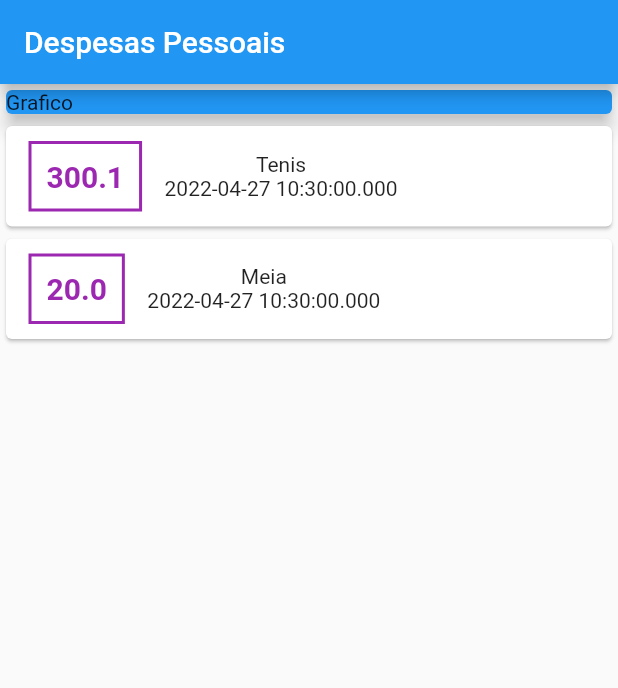
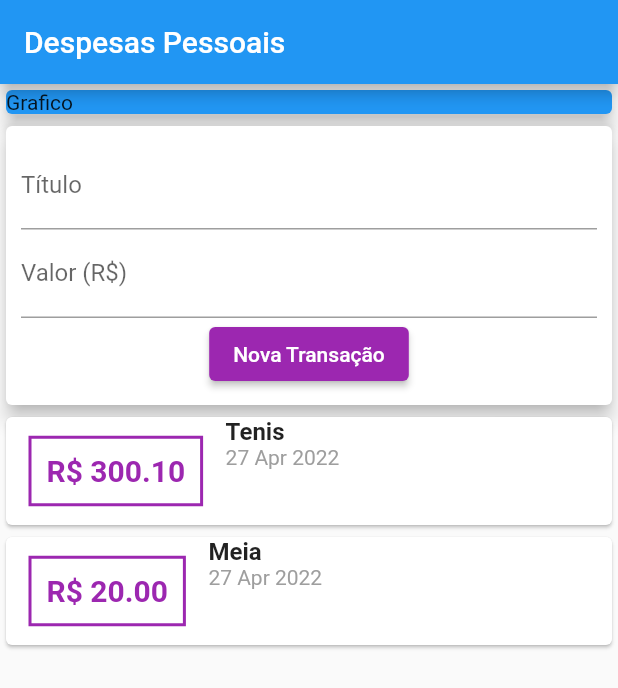
Before and after one commit to ivanluizjr/app-expenses, a Flutter app: the screen it shows after launch, on a phone screen of 412 x 824 dp. Shown: the top 688 px of the screen. Run offline on Flutter 3.47's test engine with Material 2 defaults, Android fonts, the phone set to English and light mode, and no system bars.

Commit message:
Commit de desenvolvimento

```diff
--- /dev/null
+++ b/lib/src/presentation/views/my_home_page.dart
@@ -0,0 +1,30 @@
+import 'package:expences/src/presentation/widgets/transaction_user_widget.dart';
+import 'package:flutter/material.dart';
+
+class MyHomePage extends StatelessWidget {
+  const MyHomePage({Key? key}) : super(key: key);
+
+  @override
+  Widget build(BuildContext context) {
+    return Scaffold(
+      appBar: AppBar(
+        title: const Text('Despesas Pessoais'),
+      ),
+      body: SingleChildScrollView(
+        child: Column(
+          children: const [
+            SizedBox(
+              width: double.infinity,
+              child: Card(
+                color: Colors.blue,
+                child: Text('Grafico'),
+                elevation: 5,
+              ),
+            ),
+            TransactionUserWidget(),
+          ],
+        ),
+      ),
+    );
+  }
+}
--- a/lib/src/presentation/widgets/discriminate_spending_widget.dart
+++ /dev/null
@@ -1,10 +0,0 @@
-import 'package:flutter/material.dart';
-
-class DiscriminateSpending extends StatelessWidget {
-  const DiscriminateSpending ({Key? key}) : super(key: key);
-
-  @override
-  Widget build(BuildContext context) {
-    return Container();
-  }
-}
--- a/lib/src/presentation/widgets/expenses_app_widget.dart
+++ b/lib/src/presentation/widgets/expenses_app_widget.dart
@@ -1,4 +1,4 @@
-import 'package:expences/src/presentation/widgets/my_home_page_widget.dart';
+import 'package:expences/src/presentation/views/my_home_page.dart';
 import 'package:flutter/material.dart';
 
 class ExpansesApp extends StatelessWidget {
@@ -6,8 +6,9 @@ class ExpansesApp extends StatelessWidget {
 
   @override
   Widget build(BuildContext context) {
-    return MaterialApp(
+    return const MaterialApp(
       home: MyHomePage(),
+      debugShowCheckedModeBanner: false,
     );
   }
 }
--- a/lib/src/presentation/widgets/my_home_page_widget.dart
+++ /dev/null
@@ -1,83 +0,0 @@
-import 'package:expences/src/domain/usecase/transaction.dart';
-import 'package:flutter/material.dart';
-
-class MyHomePage extends StatelessWidget {
-  MyHomePage({Key? key}) : super(key: key);
-
-  final _transactions = [
-    Transaction(
-      id: '01',
-      date: DateTime.now(),
-      title: 'Tenis',
-      value: 300.1,
-    ),
-    Transaction(
-      id: '02',
-      date: DateTime.now(),
-      title: 'Meia',
-      value: 20.0,
-    )
-  ];
-
-  @override
-  Widget build(BuildContext context) {
-    return Scaffold(
-      appBar: AppBar(
-        title: const Text('Despesas Pessoais'),
-      ),
-      body: Column(
-        children: [
-          const SizedBox(
-            width: double.infinity,
-            child: Card(
-              color: Colors.blue,
-              child: Text('Grafico'),
-              elevation: 5,
-            ),
-          ),
-          Column(
-            children: _transactions.map((tr) {
-              return Card(
-                child: Row(
-                  children: [
-                    Container(
-                      margin: const EdgeInsets.symmetric(
-                        horizontal: 15,
-                        vertical: 10,
-                      ),
-                      decoration: BoxDecoration(
-                        border: Border.all(
-                          color: Colors.purple,
-                          width: 2,
-                        ),
-                      ),
-                      padding: const EdgeInsets.all(10.0),
-                      child: Text(
-                        tr.value.toString(),
-                        style: const TextStyle(
-                          fontWeight: FontWeight.bold,
-                          fontSize: 20.0,
-                          color: Colors.purple,
-                        ),
-                      ),
-                    ),
-                    Column(
-                      children: [
-                        Text(
-                          tr.title,
-                        ),
-                        Text(
-                          tr.date.toString(),
-                        ),
-                      ],
-                    ),
-                  ],
-                ),
-              );
-            }).toList(),
-          ),
-        ],
-      ),
-    );
-  }
-}
--- /dev/null
+++ b/lib/src/presentation/widgets/transaction_form_widget.dart
@@ -0,0 +1,49 @@
+import 'package:flutter/material.dart';
+
+class TransactionFormWidget extends StatelessWidget {
+  TransactionFormWidget({Key? key, required this.onSubmit}) : super(key: key);
+
+  final titleController = TextEditingController();
+  final valueController = TextEditingController();
+
+  final void Function(String, double) onSubmit;
+
+  @override
+  Widget build(BuildContext context) {
+    return Card(
+      elevation: 5,
+      child: Padding(
+        padding: const EdgeInsets.all(10.0),
+        child: Column(
+          children: [
+            TextField(
+              controller: titleController,
+              decoration: const InputDecoration(
+                labelText: 'Título',
+              ),
+            ),
+            TextField(
+              controller: valueController,
+              keyboardType:
+                  const TextInputType.numberWithOptions(decimal: true),
+              decoration: const InputDecoration(
+                labelText: 'Valor (R\$)',
+              ),
+            ),
+            ElevatedButton(
+              style: ElevatedButton.styleFrom(
+                primary: Colors.purple,
+              ),
+              child: const Text('Nova Transação'),
+              onPressed: () {
+                final title = titleController.text;
+                final value = double.tryParse(valueController.text) ?? 0.0;
+                onSubmit(title, value);
+              },
+            )
+          ],
+        ),
+      ),
+    );
+  }
+}
--- /dev/null
+++ b/lib/src/presentation/widgets/transaction_list_widget.dart
@@ -0,0 +1,71 @@
+import 'package:expences/src/domain/usecase/transaction.dart';
+import 'package:flutter/material.dart';
+import 'package:intl/intl.dart';
+
+class TransactionListWidget extends StatelessWidget {
+  TransactionListWidget({Key? key, required this.transactions})
+      : super(key: key);
+
+  List<Transaction> transactions;
+
+  @override
+  Widget build(BuildContext context) {
+    return SizedBox(
+      height: 400,
+      child: ListView.builder(
+        itemCount: transactions.length,
+        itemBuilder: (ctx, index) {
+          final tr = transactions[index];
+          return SizedBox(
+            height: 80,
+            child: Card(
+              child: Row(
+                children: [
+                  Container(
+                    margin: const EdgeInsets.symmetric(
+                      horizontal: 15,
+                      vertical: 10,
+                    ),
+                    decoration: BoxDecoration(
+                      border: Border.all(
+                        color: Colors.purple,
+                        width: 2,
+                      ),
+                    ),
+                    padding: const EdgeInsets.all(10.0),
+                    child: Text(
+                      'R\$ ${tr.value.toStringAsFixed(2)}',
+                      style: const TextStyle(
+                        fontWeight: FontWeight.bold,
+                        fontSize: 20.0,
+                        color: Colors.purple,
+                      ),
+                    ),
+                  ),
+                  Column(
+                    crossAxisAlignment: CrossAxisAlignment.start,
+                    children: [
+                      Text(
+                        tr.title,
+                        style: const TextStyle(
+                          fontSize: 16.0,
+                          fontWeight: FontWeight.bold,
+                        ),
+                      ),
+                      Text(
+                        DateFormat('d MMM y').format(tr.date),
+                        style: const TextStyle(
+                          color: Colors.grey,
+                        ),
+                      ),
+                    ],
+                  ),
+                ],
+              ),
+            ),
+          );
+        },
+      ),
+    );
+  }
+}
--- /dev/null
+++ b/lib/src/presentation/widgets/transaction_user_widget.dart
@@ -0,0 +1,55 @@
+import 'dart:math';
+
+import 'package:expences/src/domain/usecase/transaction.dart';
+import 'package:expences/src/presentation/widgets/transaction_form_widget.dart';
+import 'package:expences/src/presentation/widgets/transaction_list_widget.dart';
+import 'package:flutter/material.dart';
+
+class TransactionUserWidget extends StatefulWidget {
+  const TransactionUserWidget({Key? key}) : super(key: key);
+
+  @override
+  State<TransactionUserWidget> createState() => _TransactionUserWidgetState();
+}
+
+class _TransactionUserWidgetState extends State<TransactionUserWidget> {
+  final _transactions = [
+    Transaction(
+      id: '01',
+      date: DateTime.now(),
+      title: 'Tenis',
+      value: 300.1,
+    ),
+    Transaction(
+      id: '02',
+      date: DateTime.now(),
+      title: 'Meia',
+      value: 20.0,
+    ),
+  ];
+
+  _addTransaction(String title, double value) {
+    final newTransaction = Transaction(
+      id: Random().nextDouble().toString(),
+      title: title,
+      value: value,
+      date: DateTime.now(),
+    );
+
+    setState(() {
+      _transactions.add(newTransaction);
+    });
+  }
+
+  @override
+  Widget build(BuildContext context) {
+    return Column(
+      children: [
+        TransactionFormWidget(
+          onSubmit: _addTransaction,
+        ),
+        TransactionListWidget(transactions: _transactions),
+      ],
+    );
+  }
+}
--- a/pubspec.yaml
+++ b/pubspec.yaml
@@ -31,9 +31,11 @@ dependencies:
     sdk: flutter
 
 
+
   # The following adds the Cupertino Icons font to your application.
   # Use with the CupertinoIcons class for iOS style icons.
   cupertino_icons: ^1.0.2
+  intl: ^0.17.0
 
 dev_dependencies:
   flutter_test:
```
Also changed, not shown: pubspec.lock.
